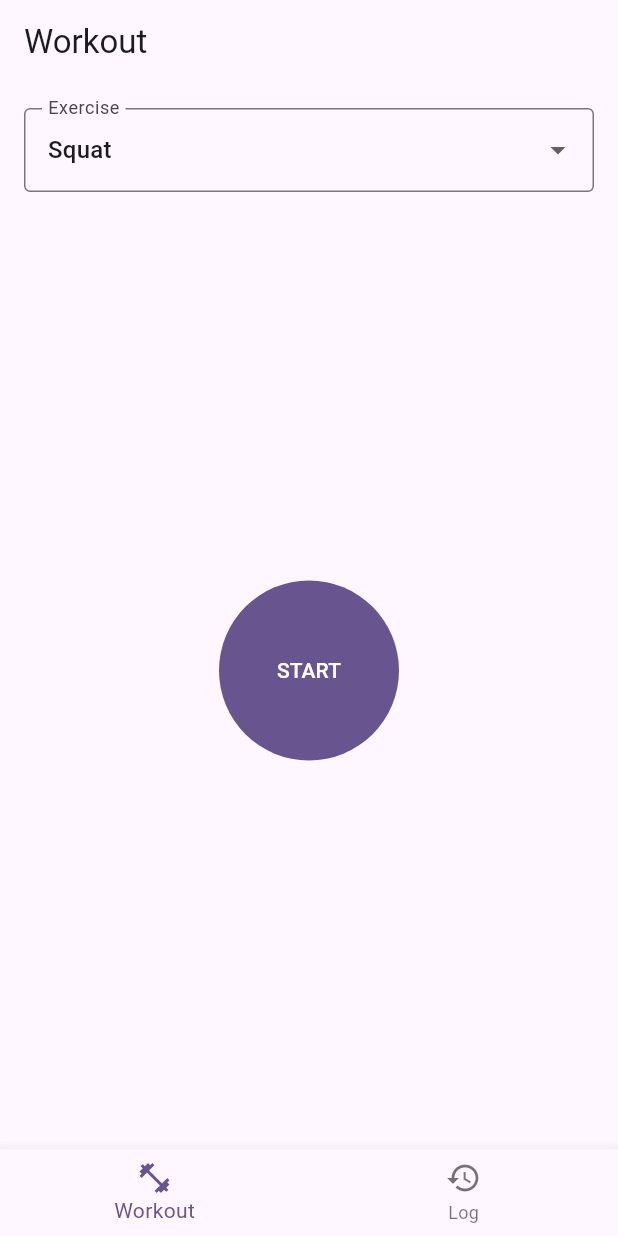
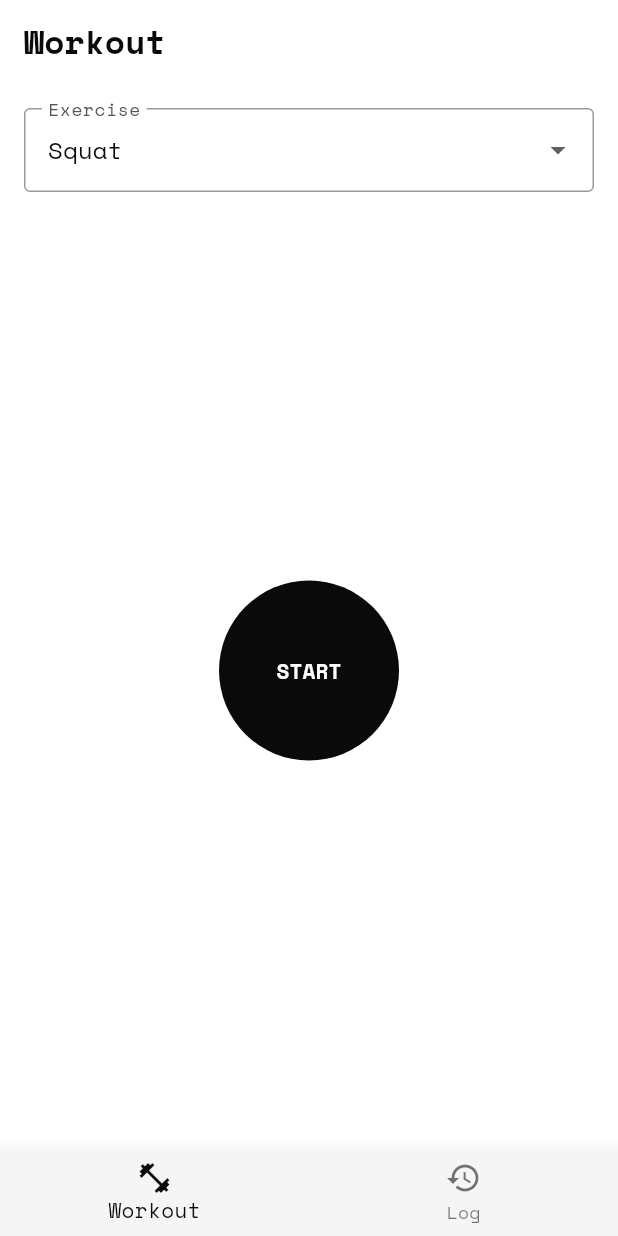
Before and after one commit to PurinatG-01/mobile_ai_workout_coach, a Flutter app: the screen it shows after launch, on a phone screen of 412 x 824 dp. Run offline on Flutter 3.47's test engine with Material 3 defaults, Android fonts, the phone set to English and light mode, and no system bars; our stand-ins replace camera, go_router, google_fonts, permission_handler; missing offline and left inert: google_mlkit_pose_detection.

Commit message:
feat: introduce monochrome design system and apply theme tokens
Adds lib/app/theme/ with AppColors (monochrome palette), AppTextStyles
(Space Mono TextTheme), and AppTheme.light (full Material 3 ThemeData).
Wires AppTheme.light into MaterialApp.router, replacing the placeholder
deepPurple seed theme. Refactors live camera screen, workout stats,
camera permission screen, and pose overlay to consume AppColors tokens
instead of inline Colors.* literals.

Updates AGENT_CONTEXT.md and FEATURES.md to document the design system.

Co-Authored-By: Claude Sonnet 4.6 <noreply@anthropic.com>

```diff
--- a/lib/app/app.dart
+++ b/lib/app/app.dart
@@ -1,6 +1,7 @@
 import 'package:flutter/material.dart';
 
 import 'router.dart';
+import 'theme/app_theme.dart';
 
 class App extends StatelessWidget {
   const App({super.key});
@@ -9,10 +10,8 @@ class App extends StatelessWidget {
   Widget build(BuildContext context) {
     return MaterialApp.router(
       title: 'AI Workout Coach',
-      theme: ThemeData(
-        colorScheme: ColorScheme.fromSeed(seedColor: Colors.deepPurple),
-        useMaterial3: true,
-      ),
+      theme: AppTheme.light,
+      themeMode: ThemeMode.light,
       routerConfig: appRouter,
     );
   }
--- /dev/null
+++ b/lib/app/theme/app_colors.dart
@@ -0,0 +1,41 @@
+import 'package:flutter/material.dart';
+
+/// Central color palette — monochrome only.
+///
+/// Light background, black type. No accent colors.
+abstract final class AppColors {
+  // ---------------------------------------------------------------------------
+  // Base — monochrome scale (light → dark)
+  // ---------------------------------------------------------------------------
+
+  /// True white. Main scaffold background.
+  static const Color bgPrimary = Color(0xFFFFFFFF);
+
+  /// Off-white surface. Cards, input areas.
+  static const Color bgSurface = Color(0xFFF5F5F5);
+
+  /// Light grey elevated surface. Overlays, badges.
+  static const Color bgElevated = Color(0xFFEEEEEE);
+
+  /// Subtle border/divider. Low-contrast rule lines.
+  static const Color borderSubtle = Color(0xFFD6D6D6);
+
+  /// Strong border. Visible separators, card outlines.
+  static const Color borderStrong = Color(0xFF999999);
+
+  /// Primary text. Headings, values, main labels.
+  static const Color textPrimary = Color(0xFF0A0A0A);
+
+  /// Secondary text. Captions, muted labels.
+  static const Color textSecondary = Color(0xFF555555);
+
+  /// Disabled / placeholder text.
+  static const Color textDisabled = Color(0xFFAAAAAA);
+
+  // ---------------------------------------------------------------------------
+  // Convenience — opacity variants for overlays on camera feed
+  // ---------------------------------------------------------------------------
+
+  static const Color bgOverlay55 = Color(0x8CFFFFFF);
+  static const Color bgOverlay80 = Color(0xCCFFFFFF);
+}
--- /dev/null
+++ b/lib/app/theme/app_text_styles.dart
@@ -0,0 +1,106 @@
+import 'package:flutter/material.dart';
+import 'package:google_fonts/google_fonts.dart';
+
+import 'app_colors.dart';
+
+/// [TextTheme] built entirely from Space Mono.
+///
+/// Space Mono ships only Regular (400) and Bold (700) — no italic or medium
+/// weights. Every style maps to one of these two, which reinforces the
+/// terminal / Swiss-grid poster aesthetic.
+abstract final class AppTextStyles {
+  static TextTheme get textTheme => TextTheme(
+        // Large display — rep counter big number
+        displayLarge: GoogleFonts.spaceMono(
+          fontSize: 57,
+          fontWeight: FontWeight.w700,
+          letterSpacing: -0.25,
+          color: AppColors.textPrimary,
+        ),
+        // Countdown overlay number
+        displayMedium: GoogleFonts.spaceMono(
+          fontSize: 45,
+          fontWeight: FontWeight.w700,
+          color: AppColors.textPrimary,
+        ),
+        displaySmall: GoogleFonts.spaceMono(
+          fontSize: 36,
+          fontWeight: FontWeight.w700,
+          color: AppColors.textPrimary,
+        ),
+        // Screen titles
+        headlineLarge: GoogleFonts.spaceMono(
+          fontSize: 32,
+          fontWeight: FontWeight.w700,
+          color: AppColors.textPrimary,
+        ),
+        headlineMedium: GoogleFonts.spaceMono(
+          fontSize: 28,
+          fontWeight: FontWeight.w700,
+          color: AppColors.textPrimary,
+        ),
+        headlineSmall: GoogleFonts.spaceMono(
+          fontSize: 24,
+          fontWeight: FontWeight.w700,
+          color: AppColors.textPrimary,
+        ),
+        // Card headings / section titles
+        titleLarge: GoogleFonts.spaceMono(
+          fontSize: 22,
+          fontWeight: FontWeight.w700,
+          letterSpacing: 0,
+          color: AppColors.textPrimary,
+        ),
+        titleMedium: GoogleFonts.spaceMono(
+          fontSize: 16,
+          fontWeight: FontWeight.w400,
+          letterSpacing: 0.15,
+          color: AppColors.textPrimary,
+        ),
+        titleSmall: GoogleFonts.spaceMono(
+          fontSize: 14,
+          fontWeight: FontWeight.w700,
+          letterSpacing: 0.1,
+          color: AppColors.textPrimary,
+        ),
+        // Body text
+        bodyLarge: GoogleFonts.spaceMono(
+          fontSize: 16,
+          fontWeight: FontWeight.w400,
+          letterSpacing: 0.5,
+          color: AppColors.textPrimary,
+        ),
+        bodyMedium: GoogleFonts.spaceMono(
+          fontSize: 14,
+          fontWeight: FontWeight.w400,
+          letterSpacing: 0.25,
+          color: AppColors.textPrimary,
+        ),
+        bodySmall: GoogleFonts.spaceMono(
+          fontSize: 12,
+          fontWeight: FontWeight.w400,
+          letterSpacing: 0.4,
+          color: AppColors.textSecondary,
+        ),
+        // Buttons and captions
+        labelLarge: GoogleFonts.spaceMono(
+          fontSize: 14,
+          fontWeight: FontWeight.w700,
+          letterSpacing: 0.1,
+          color: AppColors.textPrimary,
+        ),
+        // Debug badge, captions
+        labelMedium: GoogleFonts.spaceMono(
+          fontSize: 12,
+          fontWeight: FontWeight.w400,
+          letterSpacing: 0.5,
+          color: AppColors.textSecondary,
+        ),
+        labelSmall: GoogleFonts.spaceMono(
+          fontSize: 11,
+          fontWeight: FontWeight.w400,
+          letterSpacing: 0.5,
+          color: AppColors.textSecondary,
+        ),
+      );
+}
--- /dev/null
+++ b/lib/app/theme/app_theme.dart
@@ -0,0 +1,138 @@
+import 'package:flutter/material.dart';
+import 'package:flutter/services.dart';
+
+import 'app_colors.dart';
+import 'app_text_styles.dart';
+
+/// Assembles the app's [ThemeData].
+///
+/// Light-only. White background, black type — Swiss grid / terminal-poster
+/// aesthetic with Space Mono.
+abstract final class AppTheme {
+  static ThemeData get light {
+    const colorScheme = ColorScheme(
+      brightness: Brightness.light,
+      primary: AppColors.textPrimary,
+      onPrimary: AppColors.bgPrimary,
+      primaryContainer: AppColors.bgElevated,
+      onPrimaryContainer: AppColors.textPrimary,
+      secondary: AppColors.textSecondary,
+      onSecondary: AppColors.bgPrimary,
+      secondaryContainer: AppColors.bgSurface,
+      onSecondaryContainer: AppColors.textSecondary,
+      tertiary: AppColors.textSecondary,
+      onTertiary: AppColors.bgPrimary,
+      tertiaryContainer: AppColors.bgSurface,
+      onTertiaryContainer: AppColors.textSecondary,
+      error: AppColors.textPrimary,
+      onError: AppColors.bgPrimary,
+      errorContainer: AppColors.bgElevated,
+      onErrorContainer: AppColors.textPrimary,
+      surface: AppColors.bgSurface,
+      onSurface: AppColors.textPrimary,
+      surfaceContainerHighest: AppColors.bgElevated,
+      surfaceContainerHigh: AppColors.bgElevated,
+      surfaceContainer: AppColors.bgSurface,
+      surfaceContainerLow: AppColors.bgPrimary,
+      surfaceContainerLowest: AppColors.bgPrimary,
+      onSurfaceVariant: AppColors.textSecondary,
+      outline: AppColors.borderStrong,
+      outlineVariant: AppColors.borderSubtle,
+      shadow: Colors.black,
+      scrim: Colors.black,
+      inverseSurface: AppColors.textPrimary,
+      onInverseSurface: AppColors.bgPrimary,
+      inversePrimary: AppColors.bgSurface,
+    );
+
+    return ThemeData(
+      useMaterial3: true,
+      brightness: Brightness.light,
+      colorScheme: colorScheme,
+      scaffoldBackgroundColor: AppColors.bgPrimary,
+      textTheme: AppTextStyles.textTheme,
+
+      appBarTheme: const AppBarTheme(
+        backgroundColor: AppColors.bgPrimary,
+        foregroundColor: AppColors.textPrimary,
+        elevation: 0,
+        systemOverlayStyle: SystemUiOverlayStyle(
+          statusBarColor: Colors.transparent,
+          statusBarIconBrightness: Brightness.dark,
+          systemNavigationBarColor: AppColors.bgPrimary,
+          systemNavigationBarIconBrightness: Brightness.dark,
+        ),
+      ),
+
+      // FilledButton — black fill, white label
+      filledButtonTheme: FilledButtonThemeData(
+        style: FilledButton.styleFrom(
+          backgroundColor: AppColors.textPrimary,
+          foregroundColor: AppColors.bgPrimary,
+          minimumSize: const Size.fromHeight(48),
+          shape: const RoundedRectangleBorder(
+            borderRadius: BorderRadius.zero,
+          ),
+          textStyle: AppTextStyles.textTheme.labelLarge,
+        ),
+      ),
+
+      // OutlinedButton — white fill, black border
+      outlinedButtonTheme: OutlinedButtonThemeData(
+        style: OutlinedButton.styleFrom(
+          foregroundColor: AppColors.textPrimary,
+          side: const BorderSide(color: AppColors.textPrimary),
+          minimumSize: const Size.fromHeight(48),
+          shape: const RoundedRectangleBorder(
+            borderRadius: BorderRadius.zero,
+          ),
+          textStyle: AppTextStyles.textTheme.labelLarge,
+        ),
+      ),
+
+      // TextButton
+      textButtonTheme: TextButtonThemeData(
+        style: TextButton.styleFrom(
+          foregroundColor: AppColors.textPrimary,
+          textStyle: AppTextStyles.textTheme.labelLarge,
+        ),
+      ),
+
+      // Card — white with black hairline border, sharp corners
+      cardTheme: const CardThemeData(
+        color: AppColors.bgSurface,
+        elevation: 0,
+        shape: RoundedRectangleBorder(
+          borderRadius: BorderRadius.zero,
+          side: BorderSide(color: AppColors.borderSubtle),
+        ),
+        margin: EdgeInsets.zero,
+      ),
+
+      // Divider — hairline rule
+      dividerTheme: const DividerThemeData(
+        color: AppColors.borderSubtle,
+        thickness: 1,
+        space: 1,
+      ),
+
+      // SnackBar
+      snackBarTheme: SnackBarThemeData(
+        backgroundColor: AppColors.textPrimary,
+        contentTextStyle: AppTextStyles.textTheme.bodyMedium?.copyWith(
+          color: AppColors.bgPrimary,
+        ),
+        shape: const RoundedRectangleBorder(
+          borderRadius: BorderRadius.zero,
+        ),
+        behavior: SnackBarBehavior.floating,
+      ),
+
+      // Icon
+      iconTheme: const IconThemeData(
+        color: AppColors.textPrimary,
+        size: 24,
+      ),
+    );
+  }
+}
--- a/pubspec.yaml
+++ b/pubspec.yaml
@@ -40,6 +40,7 @@ dependencies:
   cupertino_icons: ^1.0.6
   google_mlkit_pose_detection: ^0.14.1
   google_mlkit_commons: ^0.11.1
+  google_fonts: ^6.2.1
 
 dev_dependencies:
   flutter_test:
```
Also changed, not shown: lib/features/live_record_exercise/screens/workout_live_camera_screen.dart (+13 -18 lines), lib/features/live_record_exercise/widgets/pose_landmarks_overlay.dart (+5 -4 lines), lib/features/live_record_exercise/widgets/workout_stats.dart (+34 -23 lines), lib/features/onboarding/screens/camera_permission_screen.dart (+24 -40 lines), pubspec.lock, 2 other files.
